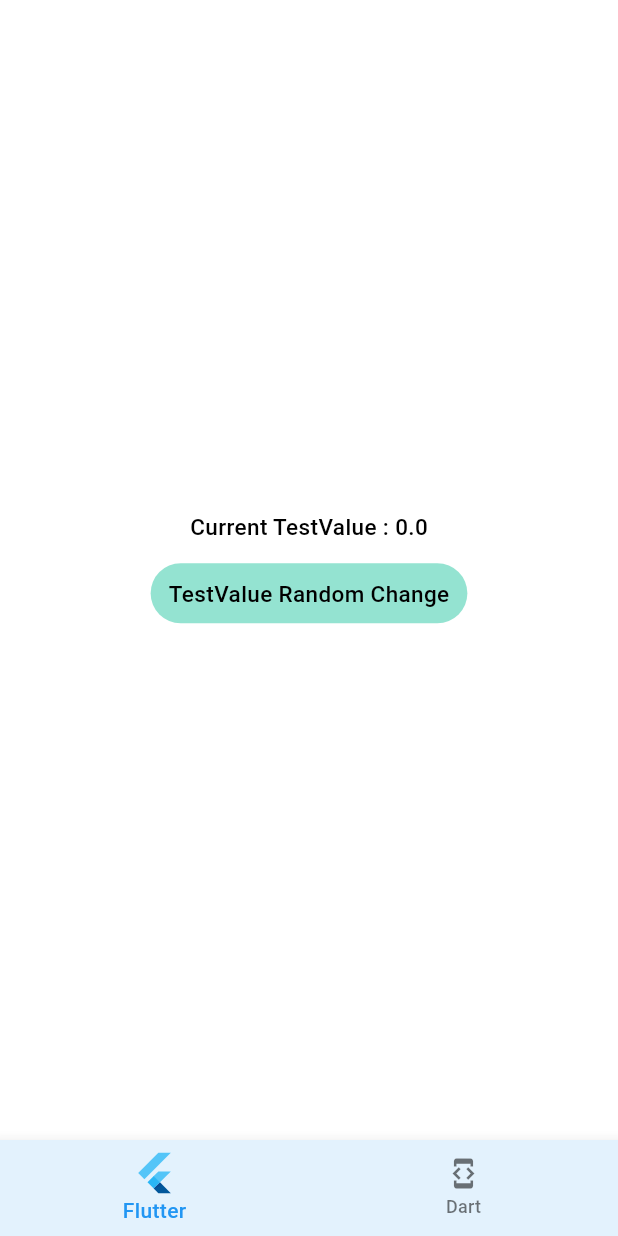
After one commit to C0routine/Flutter_lab, a Flutter app: the LabChangeNotifier screen opened by its route, on a phone screen of 412 x 824 dp. The commit adds this screen. Run offline on Flutter 3.47's test engine with Material 2 defaults, Android fonts, the phone set to English and light mode, and no system bars; our stand-ins replace go_router.

Commit message:
Feature/ChangeNotifier, ListenableBuilder

```diff
--- a/lib/app/app_router.dart
+++ b/lib/app/app_router.dart
@@ -4,7 +4,11 @@ import 'package:go_router/go_router.dart';
 import 'package:flutterlab/tab/dart_route.dart';
 import 'package:flutterlab/tab/flutter_route.dart';
 import 'package:flutterlab/tab/root_route_bottom_navigation_bar.dart';
+
 import 'package:flutterlab/widgets/flutter/valuenotifier_lab.dart';
+import 'package:flutterlab/widgets/flutter/change_notifier_lab.dart';
+import 'package:flutterlab/widgets/flutter/inherited_widget_lab.dart';
+
 import 'package:flutterlab/widgets/dart/singletons_lab.dart';
 
 /// AppRouter path, name 정의
@@ -12,6 +16,8 @@ enum AppRouter {
   // flutter routes
   flutter(path: '/flutter'),
   valueNotifier(path: '/flutter/valueNotifier'),
+  changeNotifier(path: '/flutter/changeNotifier'),
+  inheritedWidget(path: '/flutter/inheritedWidget'),
 
   // dart routes
   dart(path: '/dart'),
@@ -23,8 +29,18 @@ enum AppRouter {
   const AppRouter({required this.path});
 }
 
+/// GoRouter routes 정의를 간단하게 하기 위한 메서드
+GoRoute appGoRoute(AppRouter router, Widget routeWidget, {List<RouteBase>? routes}) {
+  return GoRoute(
+    path: router.name,
+    name: router.name,
+    builder: (BuildContext context, GoRouterState state) => routeWidget,
+    routes: routes ?? [],
+  );
+}
+
 final GoRouter routerConfig = GoRouter(
-  initialLocation: '/flutter',
+  initialLocation: AppRouter.flutter.path,
   routes: [
     StatefulShellRoute.indexedStack(
       builder: (BuildContext context, GoRouterState state, StatefulNavigationShell navigationShell) {
@@ -36,17 +52,11 @@ final GoRouter routerConfig = GoRouter(
             GoRoute(
               path: AppRouter.flutter.path,
               name: AppRouter.flutter.name,
-              builder: (BuildContext context, GoRouterState state) {
-                return const FlutterRoute();
-              },
+              builder: (BuildContext context, GoRouterState state) => const FlutterRoute(),
               routes: [
-                GoRoute(
-                  path: AppRouter.valueNotifier.name,
-                  name: AppRouter.valueNotifier.name,
-                  builder: (BuildContext context, GoRouterState state) {
-                    return const LabValueNotifier();
-                  },
-                ),
+                appGoRoute(AppRouter.valueNotifier, const LabValueNotifier()),
+                appGoRoute(AppRouter.changeNotifier, const LabChangeNotifier()),
+                appGoRoute(AppRouter.inheritedWidget, const LabInheritedWidget()),
               ],
             ),
           ],
@@ -56,17 +66,9 @@ final GoRouter routerConfig = GoRouter(
             GoRoute(
               path: AppRouter.dart.path,
               name: AppRouter.dart.name,
-              builder: (BuildContext context, GoRouterState state) {
-                return const DartRoute();
-              },
+              builder: (BuildContext context, GoRouterState state) => const DartRoute(),
               routes: [
-                GoRoute(
-                  path: AppRouter.singletons.name,
-                  name: AppRouter.singletons.name,
-                  builder: (BuildContext context, GoRouterState state) {
-                    return const LabSingletons();
-                  },
-                ),
+                appGoRoute(AppRouter.singletons, const LabSingletons()),
               ],
             ),
           ],
--- a/lib/tab/flutter_route.dart
+++ b/lib/tab/flutter_route.dart
@@ -13,6 +13,8 @@ class FlutterRoute extends StatelessWidget {
     final List<AppRouter> flutterList = [
       // valueNotifier, ValueListenableBuilder
       AppRouter.valueNotifier,
+      // ChangeNotifier, ListenableBuilder
+      AppRouter.changeNotifier,
     ];
 
     return Scaffold(
--- /dev/null
+++ b/lib/widgets/flutter/change_notifier_lab.dart
@@ -0,0 +1,66 @@
+import 'dart:math';
+
+import 'package:flutter/material.dart';
+import 'package:flutterlab/app/app_color.dart';
+
+/// ChangeNotifier TestValue Class
+class LabChangeNotifierTestValue with ChangeNotifier {
+  double _testValue = 0;
+
+  double get testValue => _testValue;
+
+  randomChange() {
+    _testValue = (Random().nextDouble());
+    notifyListeners();
+  }
+}
+
+/// ChangeNotifier 와 ListenableBuilder
+class LabChangeNotifier extends StatefulWidget {
+  const LabChangeNotifier({super.key});
+
+  @override
+  State<LabChangeNotifier> createState() => _LabChangeNotifierState();
+}
+
+class _LabChangeNotifierState extends State<LabChangeNotifier> {
+  @override
+  Widget build(BuildContext context) {
+    final LabChangeNotifierTestValue changeNotifier = LabChangeNotifierTestValue();
+
+    print('LabChangeNotifier Widget Render');
+    return Scaffold(
+      body: SafeArea(
+        child: SizedBox.expand(
+          child: Column(
+            mainAxisAlignment: MainAxisAlignment.center,
+            crossAxisAlignment: CrossAxisAlignment.center,
+            children: [
+              ListenableBuilder(
+                listenable: changeNotifier,
+                builder: (BuildContext context, Widget? child) {
+                  print('Only ListenableBuilder Render');
+                  return Text('Current TestValue : ${changeNotifier.testValue}');
+                },
+              ),
+              const SizedBox(height: 10),
+              TextButton(
+                style: ButtonStyle(
+                  backgroundColor: MaterialStateProperty.resolveWith((states) {
+                    return AppColor.lightSubBackground;
+                  }),
+                ),
+                // testValue 값 Random 변경.
+                onPressed: changeNotifier.randomChange,
+                child: Text(
+                  'TestValue Random Change',
+                  style: Theme.of(context).textTheme.bodyMedium,
+                ),
+              ),
+            ],
+          ),
+        ),
+      ),
+    );
+  }
+}
```
Also changed, not shown: lib/widgets/flutter/inherited_widget_lab.dart (added, +26 -0 lines).
